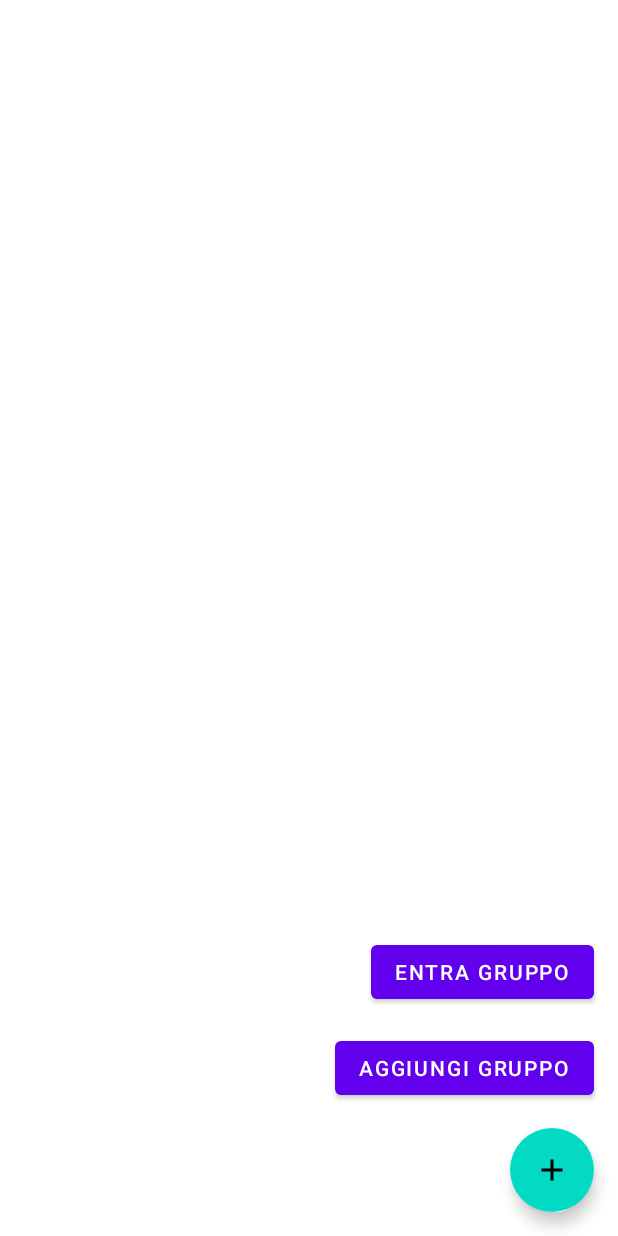
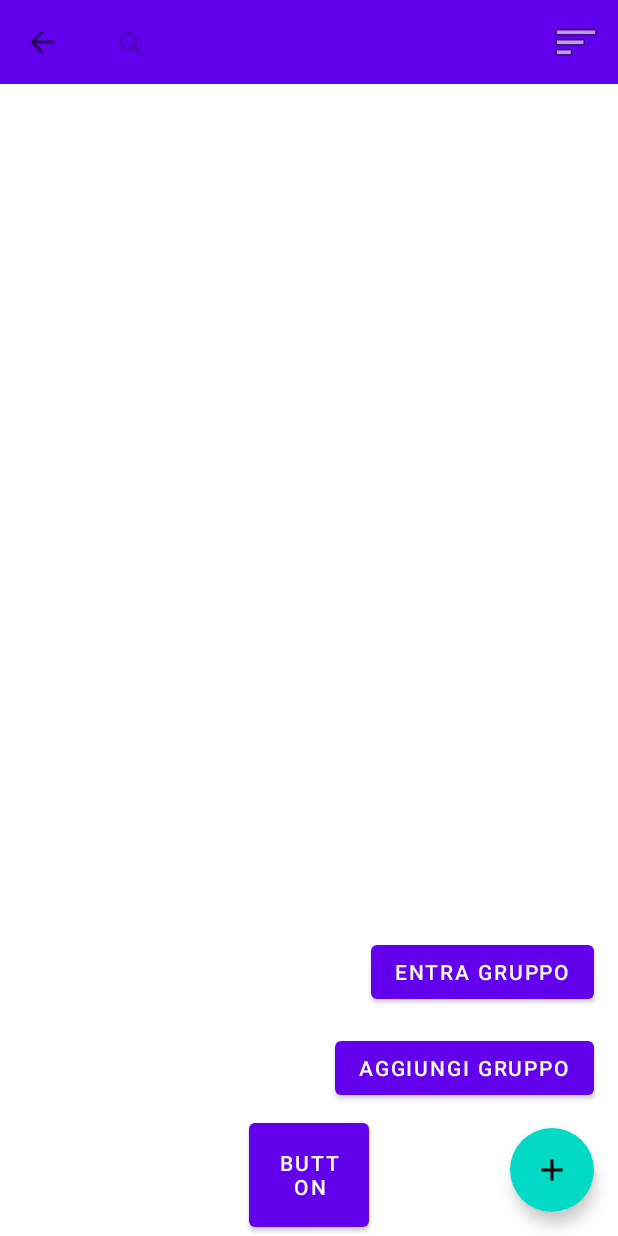
Before and after one commit to Festino2000/Programmazione, an Android app: the GruppoActivity screen opened directly, with no data from a screen before it, after a tap on an icon or button, on a phone screen of 412 x 824 dp. Run offline under Robolectric (Android 15) with nearby library versions, the phone set to English and light mode, and no system bars; 1 other tap on this screen came first.

Commit message:
aggiunta di layout per schermata di spesa e vari fragment

```diff
--- /dev/null
+++ b/app/src/main/java/com/example/mobileapp/areaGruppo/BilancioFragment.kt
@@ -0,0 +1,4 @@
+package com.example.mobileapp.areaGruppo
+
+class BilancioFragment {
+}
--- a/app/src/main/java/com/example/mobileapp/areaGruppo/GruppoActivity.kt
+++ b/app/src/main/java/com/example/mobileapp/areaGruppo/GruppoActivity.kt
@@ -1,15 +1,22 @@
 package com.example.mobileapp.areaGruppo
 
+import GruppoPagerAdapter
+import android.content.Intent
 import android.os.Bundle
+import android.view.Menu
+import android.view.MenuItem
 import android.view.View
 import android.widget.Button
+import android.widget.Toast
 import androidx.appcompat.app.AppCompatActivity
+import androidx.appcompat.widget.Toolbar
 import androidx.core.view.isVisible
 import androidx.recyclerview.widget.LinearLayoutManager
 import androidx.recyclerview.widget.RecyclerView
 import com.example.mobileapp.R
 import com.google.android.material.dialog.MaterialAlertDialogBuilder
 import com.example.mobileapp.areaGruppo.AggiungiGruppoDialog.OnGruppoCreatoListener
+import com.example.mobileapp.areaPersonale.AggiungiSpesaFragment
 
 class GruppoActivity : AppCompatActivity() {
 
@@ -20,12 +27,21 @@ class GruppoActivity : AppCompatActivity() {
     override fun onCreate(savedInstanceState: Bundle?) {
         super.onCreate(savedInstanceState)
         setContentView(R.layout.activity_gruppo)
-
+        val toolbar = findViewById<Toolbar>(R.id.toolbar2)
+        setSupportActionBar(toolbar)
         recyclerView = findViewById(R.id.recyclerViewGruppi)
         recyclerView.layoutManager = LinearLayoutManager(this)
         adapter = GruppoAdapter(gruppiList)
         recyclerView.adapter = adapter
 
+        /*val button = findViewById<Button>(R.id.button)
+        button.setOnClickListener {
+            val fragment = SchermataSpeseFragment()
+            supportFragmentManager.beginTransaction()
+                .replace(R.id.fragmentContainerView, fragment)
+                .addToBackStack(null)
+                .commit()
+        }*/
         val fab_button = findViewById<Button>(R.id.fabMenu)
         val buttonAggiungiGruppo = findViewById<Button>(R.id.fabAggiungiGruppo)
         val buttonEntraGruppo = findViewById<Button>(R.id.fabEntraGruppo)
@@ -64,10 +80,30 @@ class GruppoActivity : AppCompatActivity() {
             false
         }
     }
-
     private fun aggiungiNuovoGruppo(nome: String) {
         gruppiList.add(nome)
         adapter.notifyItemInserted(gruppiList.size - 1)
         recyclerView.scrollToPosition(gruppiList.size - 1)  // Scorri all'ultimo elemento
+
     }
+    override fun onCreateOptionsMenu(menu: Menu): Boolean {
+        menuInflater.inflate(R.menu.menu_main, menu)
+        return true
+    }
+    /*override fun onOptionsItemSelected(item: MenuItem): Boolean {
+        return when (item.itemId) {
+            R.id.action_search -> {
+                // Azione per la ricerca
+                Toast.makeText(this, "Ricerca cliccata", Toast.LENGTH_SHORT).show()
+                true
+            }
+            R.id.action_settings -> {
+                // Azione per le impostazioni
+                Toast.makeText(this, "Impostazioni cliccate", Toast.LENGTH_SHORT).show()
+                true
+            }
+            else -> super.onOptionsItemSelected(item)
+        }
+
+    }*/
 }
--- a/app/src/main/java/com/example/mobileapp/areaGruppo/SpeseCondiviseFragment.kt
+++ b/app/src/main/java/com/example/mobileapp/areaGruppo/SaldatiFragment.kt
@@ -1,4 +1,4 @@
 package com.example.mobileapp.areaGruppo
 
-class SpeseCondiviseFragment {
+class SaldatiFragment {
 }
--- a/app/src/main/java/com/example/mobileapp/areaGruppo/SpesaCondivisa.kt
+++ b/app/src/main/java/com/example/mobileapp/areaGruppo/SpesaCondivisa.kt
@@ -9,5 +9,5 @@ data class SpesaCondivisa(
     val mese: Int,
     val anno: Int,
     val importo: Float,
-    val utentiCoinvolti: List<Utente>
+    //val utenteCoinvolto: String
 )
--- a/app/src/main/res/layout/activity_gruppo.xml
+++ b/app/src/main/res/layout/activity_gruppo.xml
@@ -12,30 +12,49 @@
         android:layout_width="match_parent"
         android:layout_height="match_parent">
 
+        <Button
+            android:id="@+id/button"
+            android:layout_width="80dp"
+            android:layout_height="81dp"
+            android:text="Button"
+            app:layout_constraintBottom_toBottomOf="@+id/fragmentContainerView"
+            app:layout_constraintEnd_toEndOf="parent"
+            app:layout_constraintStart_toStartOf="parent" />
+
+        <com.google.android.material.appbar.MaterialToolbar
+            android:id="@+id/toolbar2"
+            android:layout_width="match_parent"
+            android:layout_height="wrap_content"
+            android:background="@color/purple_500"
+            android:title="Gruppi"
+            android:titleTextColor="@android:color/white"
+            app:titleCentered="true"
+            app:layout_constraintTop_toTopOf="parent"
+            app:layout_constraintStart_toStartOf="parent"
+            app:layout_constraintEnd_toEndOf="parent"/>
+
         <!-- RecyclerView -->
         <androidx.recyclerview.widget.RecyclerView
             android:id="@+id/recyclerViewGruppi"
-            android:layout_width="0dp"
-            android:layout_height="0dp"
+            android:layout_width="412dp"
+            android:layout_height="678dp"
             android:layout_margin="16dp"
             android:scrollbars="vertical"
-            app:layout_constraintTop_toTopOf="parent"
             app:layout_constraintBottom_toBottomOf="parent"
+            app:layout_constraintEnd_toEndOf="parent"
             app:layout_constraintStart_toStartOf="parent"
-            app:layout_constraintEnd_toEndOf="parent" />
+            app:layout_constraintTop_toBottomOf="@+id/toolbar2" />
 
         <!-- FragmentContainerView -->
+
+        <!-- Pulsanti secondari  -->
         <FrameLayout
             android:id="@+id/fragmentContainerView"
-            android:layout_width="0dp"
-            android:layout_height="0dp"
-            app:layout_constraintTop_toTopOf="parent"
-            app:layout_constraintBottom_toBottomOf="parent"
-            app:layout_constraintStart_toStartOf="parent"
-            app:layout_constraintEnd_toEndOf="parent"
-            tools:layout="@layout/dialog_aggiungi_gruppo" />
+            android:layout_width="match_parent"
+            android:layout_height="match_parent">
 
-        <!-- Pulsanti secondari  -->
+        </FrameLayout>
+
         <com.google.android.material.button.MaterialButton
             android:id="@+id/fabAggiungiGruppo"
             android:layout_width="wrap_content"
--- a/app/src/main/res/menu/menu_main.xml
+++ b/app/src/main/res/menu/menu_main.xml
@@ -18,10 +18,4 @@
         app:showAsAction="always|collapseActionView"
         app:actionViewClass="androidx.appcompat.widget.SearchView" /> <!--specifica che l'elemento è una barra di ricerca -->
 
-    <!-- Pulsante Impostazioni -->
-    <item
-        android:id="@+id/action_settings"
-        android:title="Visualizza statistiche"
-        android:icon="@android:drawable/ic_menu_preferences"
-        app:showAsAction="never" />
 </menu>
```
Also changed, not shown: app/src/main/java/com/example/mobileapp/areaGruppo/GruppoPagerAdapter.kt (added, +19 -0 lines), app/src/main/java/com/example/mobileapp/areaGruppo/SchermataSpeseFragment.kt (added, +34 -0 lines), app/src/main/java/com/example/mobileapp/areaGruppo/SpesaCondivisaAdapter.kt (added, +48 -0 lines), app/src/main/java/com/example/mobileapp/areaGruppo/SpesaCondivisaFragment.kt (added, +63 -0 lines), app/src/main/res/layout/fragment_schermata_spese.xml (added, +38 -0 lines), app/src/main/res/layout/fragment_spese_condivise.xml (added, +102 -0 lines), app/src/main/res/layout/item_spesa_condivisa.xml (renamed from app/src/main/res/layout/lista_spese_condivise.xml, +20 -8 lines), app/src/main/res/layout/spese_condivise.xml (deleted, +0 -77 lines).
